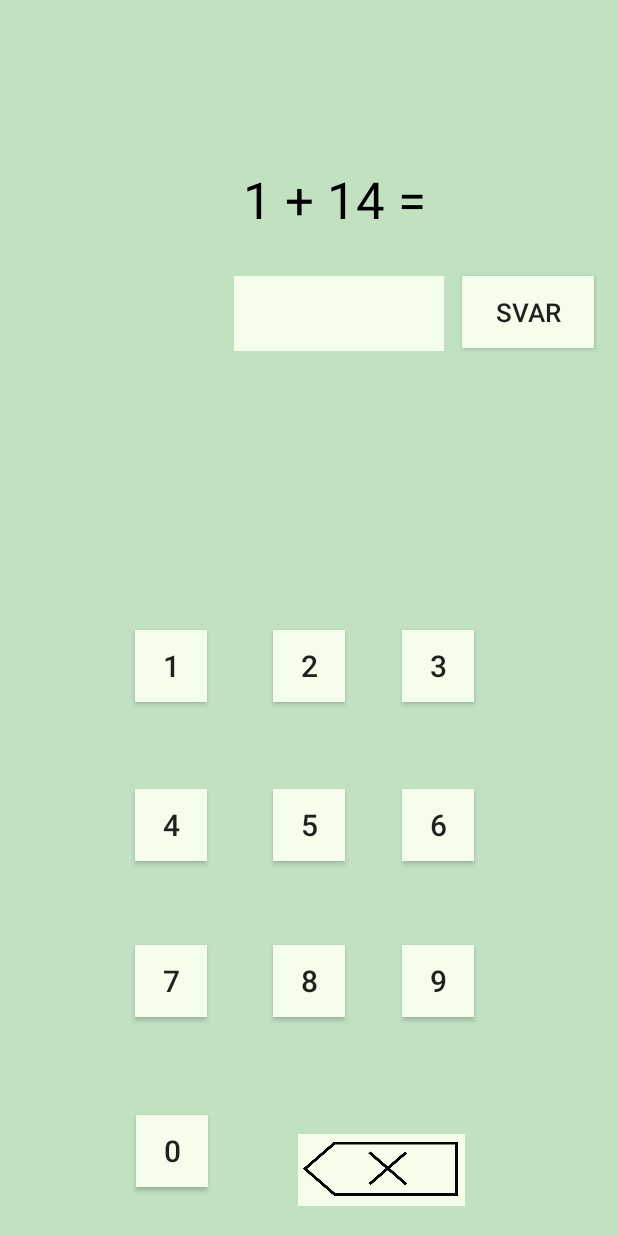
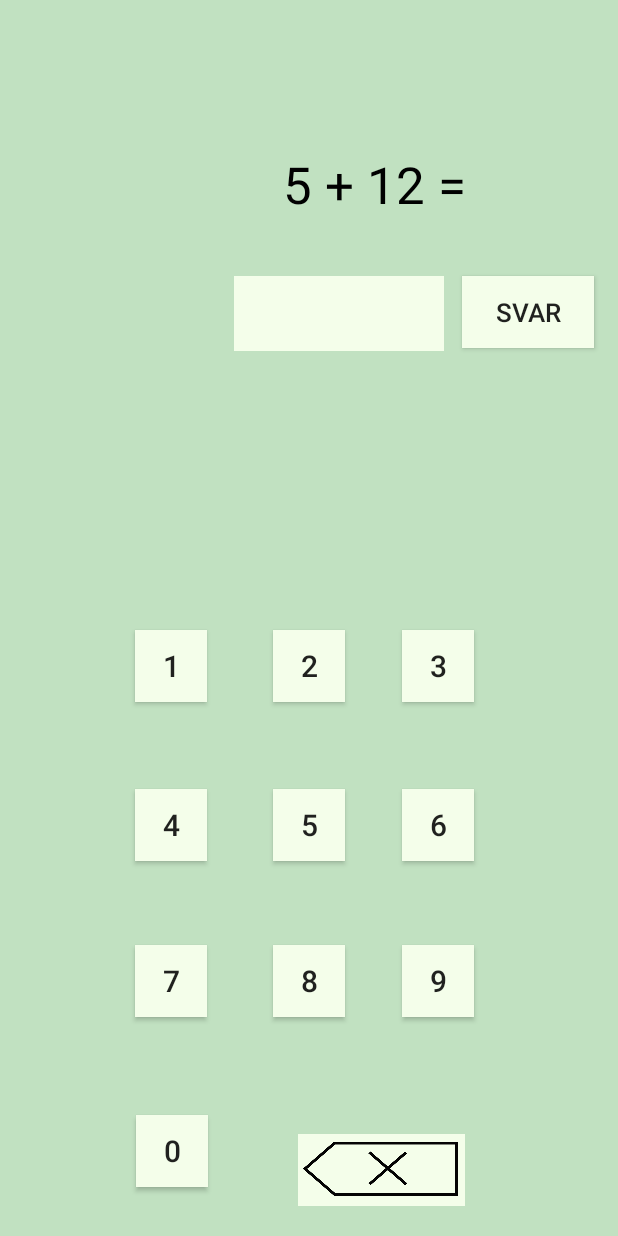
Before and after one commit to jorkop/Mappe1App, an Android app: the Start screen opened directly, with no data from a screen before it, after a tap on "SVAR", on a phone screen of 412 x 824 dp. Run offline under Robolectric (Android 15) with nearby library versions, the phone set to English and light mode, and no system bars; libraries missing offline, so code that uses them is left out: com.muddzdev.styleabletoastlibrary.

Commit message:
Spillet fungerer ish

```diff
--- a/app/src/main/java/com/example/mappe1s344183s303045/Start.java
+++ b/app/src/main/java/com/example/mappe1s344183s303045/Start.java
@@ -18,6 +18,7 @@ import java.util.ArrayList;
 import java.util.Arrays;
 
 public class Start extends AppCompatActivity implements View.OnClickListener{
+    ArrayList<String> arrayList = new ArrayList<>();
 
     @Override
     protected void onCreate(Bundle savedInstanceState) {
@@ -52,8 +53,12 @@ public class Start extends AppCompatActivity implements View.OnClickListener{
 
 
         TextView tv = findViewById(R.id.spørsmål);
-        int x = (int) (Math.random() * 14 - 0);
+        int x = (int) (Math.random() * 15 - 0);
         tv.setText(getResources().getStringArray(R.array.regnestykker)[x]);
+
+        for (int o = 0; o < 15; o++) { //Legger array fra xml inn i arraylist
+            arrayList.add(getResources().getStringArray(R.array.regnestykker)[o]);
+        }
     }
 
 /* For eventuell styling av Toast
@@ -116,11 +121,12 @@ public class Start extends AppCompatActivity implements View.OnClickListener{
     }
 
 
-    public void svarKnapp() {// Sammenligner tekst på skjerm med spørsmål-array og henter svar fra svar-array
-        TextView spørs = findViewById(R.id.spørsmål);
-        String navn = spørs.getText().toString();
+    public void svarKnapp() { // Sammenligner tekst på skjerm med spørsmål-array og henter svar fra svar-array
+        TextView sporsmal = findViewById(R.id.spørsmål);
+        String navn = sporsmal.getText().toString();
         TextView et = findViewById(R.id.svartekst);
         String resultat = et.getText().toString();
+
         for (int i = 0; i < 15; i++) {
             if (getResources().getStringArray(R.array.regnestykker)[i].equals(navn)) {
                 String svar = (getResources().getStringArray(R.array.svar)[i]);
@@ -142,13 +148,14 @@ public class Start extends AppCompatActivity implements View.OnClickListener{
                     toast.setGravity(Gravity.CENTER_HORIZONTAL);
                      */
                 }
-                ArrayList<String> arrayList = new ArrayList<>();
-                for (int o = 0; o < 15; o++) {
-                    arrayList.add(getResources().getStringArray(R.array.regnestykker)[o]);
-                }
-                String slette = getResources().getStringArray(R.array.regnestykker)[i];
+
+                String slette = getResources().getStringArray(R.array.regnestykker)[i]; //Sletter første spørsmålet som blir stilt
                 arrayList.remove(slette);
                 System.out.println(arrayList);
+
+                int x = (int) (Math.random() * arrayList.size() - 0); //Lager ilfeldig tall mellom 0 og lengde på array av gjenværende regnestykker
+                sporsmal.setText(arrayList.get(x)); //Setter teksten til tilfeldig regnestykke
+                et.setText(""); //Setter svarteksten blankt
             }
         }
     }
--- a/app/src/main/res/layout/activity_main.xml
+++ b/app/src/main/res/layout/activity_main.xml
@@ -50,13 +50,13 @@
         android:id="@+id/imageView2"
         android:layout_width="236dp"
         android:layout_height="182dp"
+        android:contentDescription="@string/beskrivelse"
         app:layout_constraintBottom_toBottomOf="parent"
-        app:layout_constraintHorizontal_bias="0.493"
+        app:layout_constraintHorizontal_bias="0.497"
         app:layout_constraintLeft_toLeftOf="parent"
         app:layout_constraintRight_toRightOf="parent"
         app:layout_constraintTop_toTopOf="parent"
-        app:layout_constraintVertical_bias="0.0"
-        app:srcCompat="@drawable/ikon"
-        android:contentDescription="@string/beskrivelse" />
+        app:layout_constraintVertical_bias="0.105"
+        app:srcCompat="@drawable/ikon" />
 
 </androidx.constraintlayout.widget.ConstraintLayout>
--- a/app/src/main/res/layout/startspill.xml
+++ b/app/src/main/res/layout/startspill.xml
@@ -11,10 +11,12 @@
 
     <TextView
         android:id="@+id/spørsmål"
-        android:layout_width="wrap_content"
-        android:layout_height="wrap_content"
-        android:layout_marginTop="110dp"
-        android:layout_marginEnd="128dp"
+        android:layout_width="189dp"
+        android:layout_height="45dp"
+        android:layout_marginTop="100dp"
+        android:layout_marginRight="68dp"
+        android:text="@string/app_name"
+        android:textAlignment="center"
         android:textColor="@color/black"
         android:textSize="34sp"
         app:layout_constraintRight_toRightOf="parent"
```
